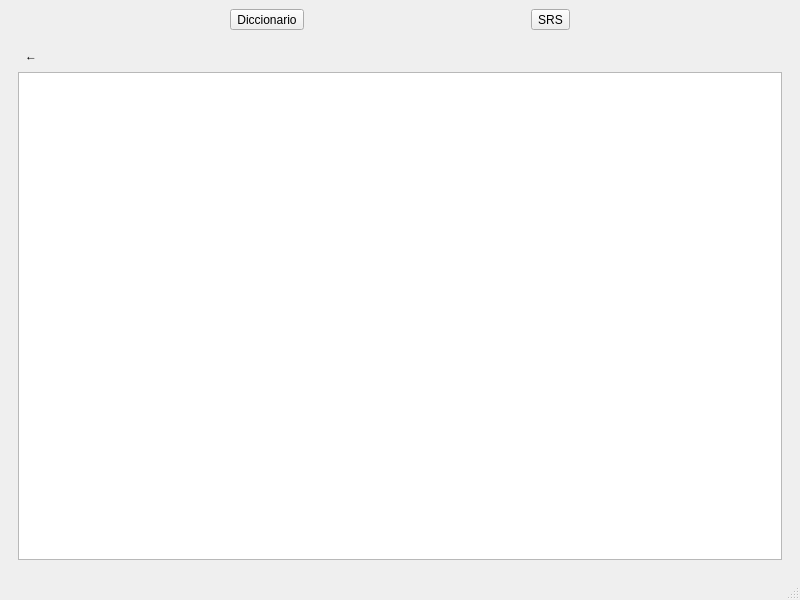
First picture: the form in qt-desktop/mainwindow.ui, repository jbusshc/kotoba-plus, before the edit.
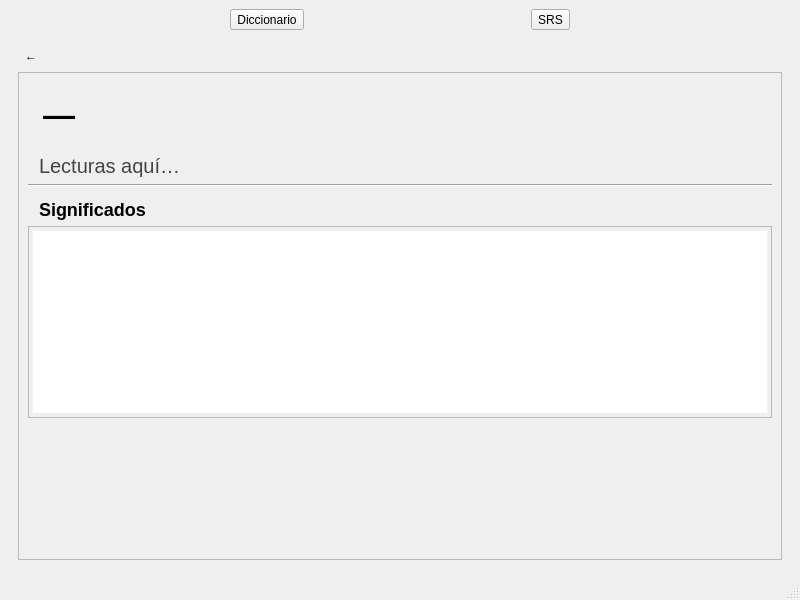
Second picture: the form after the edit.

Commit message: feat: entry details page

```diff
--- a/qt-desktop/mainwindow.ui
+++ b/qt-desktop/mainwindow.ui
@@ -71,7 +71,101 @@
          </widget>
         </item>
         <item>
-         <widget class="QTextEdit" name="detailTextEdit"/>
+         <widget class="QScrollArea" name="detailsScroll">
+          <property name="widgetResizable">
+           <bool>true</bool>
+          </property>
+          <widget class="QWidget" name="detailsContainer">
+           <property name="geometry">
+            <rect>
+             <x>0</x>
+             <y>0</y>
+             <width>754</width>
+             <height>434</height>
+            </rect>
+           </property>
+           <layout class="QVBoxLayout" name="detailsLayout">
+            <item>
+             <widget class="QLabel" name="labelMainWord">
+              <property name="styleSheet">
+               <string>
+font-size: 32px;
+font-weight: bold;
+padding: 6px;
+               </string>
+              </property>
+              <property name="text">
+               <string>—</string>
+              </property>
+              <property name="alignment">
+               <set>Qt::AlignmentFlag::AlignLeading|Qt::AlignmentFlag::AlignLeft|Qt::AlignmentFlag::AlignTop</set>
+              </property>
+             </widget>
+            </item>
+            <item>
+             <widget class="QLabel" name="labelReadings">
+              <property name="styleSheet">
+               <string>
+font-size: 20px;
+color: #444;
+padding-left: 6px;
+               </string>
+              </property>
+              <property name="text">
+               <string>Lecturas aquí…</string>
+              </property>
+             </widget>
+            </item>
+            <item>
+             <widget class="QFrame" name="lineSeparator1">
+              <property name="frameShape">
+               <enum>QFrame::Shape::HLine</enum>
+              </property>
+              <property name="frameShadow">
+               <enum>QFrame::Shadow::Sunken</enum>
+              </property>
+             </widget>
+            </item>
+            <item>
+             <widget class="QLabel" name="labelSensesTitle">
+              <property name="styleSheet">
+               <string>
+font-size: 18px;
+font-weight: 600;
+padding: 6px 0 0 6px;
+               </string>
+              </property>
+              <property name="text">
+               <string>Significados</string>
+              </property>
+             </widget>
+            </item>
+            <item>
+             <widget class="QListWidget" name="listSenses">
+              <property name="styleSheet">
+               <string>
+font-size: 16px;
+padding: 4px;
+               </string>
+              </property>
+             </widget>
+            </item>
+            <item>
+             <spacer name="spacerBottom">
+              <property name="orientation">
+               <enum>Qt::Orientation::Vertical</enum>
+              </property>
+              <property name="sizeHint" stdset="0">
+               <size>
+                <width>20</width>
+                <height>40</height>
+               </size>
+              </property>
+             </spacer>
+            </item>
+           </layout>
+          </widget>
+         </widget>
         </item>
        </layout>
       </widget>
```
The commit also changes 6 other files.
